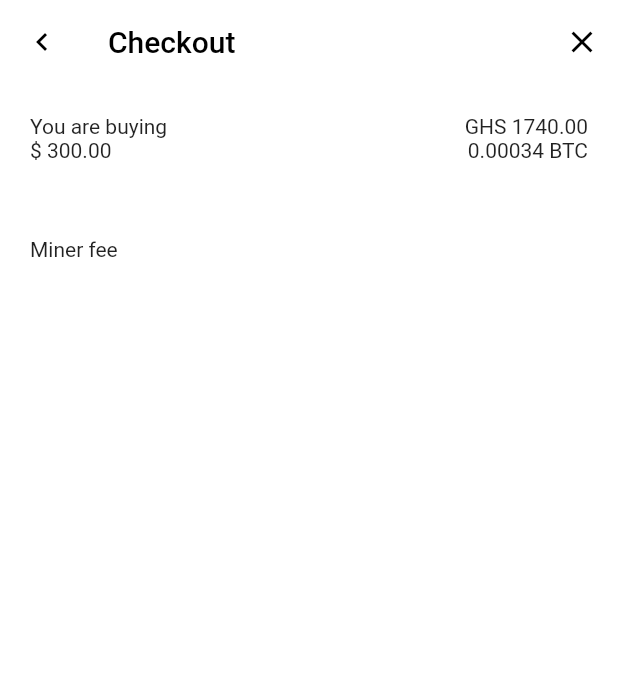
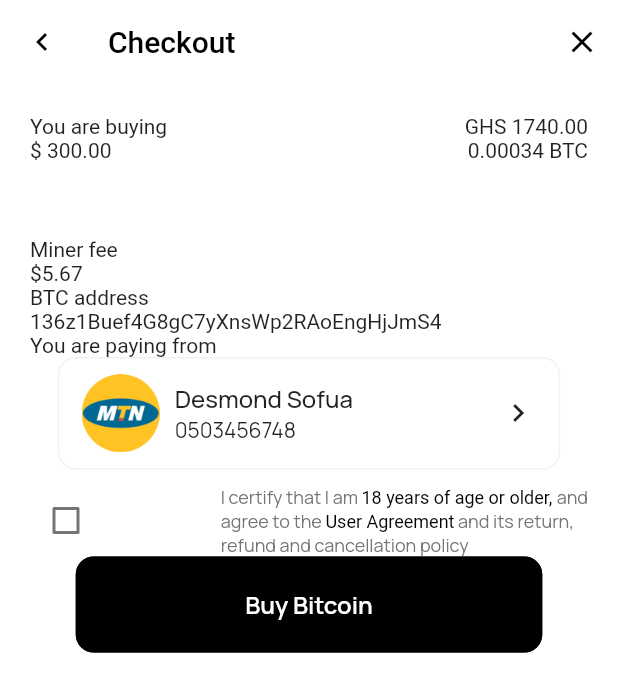
Before and after one commit to simplecoins/simplecoins_mobile_front, a Flutter app: the screen it shows after launch, on a phone screen of 412 x 824 dp. Shown: the top 692 px of the screen. Run offline on Flutter 3.47's test engine with Material 2 defaults, Android fonts, the phone set to English and light mode, and no system bars.

Commit message:
'Summary' page constructed

```diff
--- a/lib/enum/constants.dart
+++ b/lib/enum/constants.dart
@@ -1,2 +1,3 @@
 String cryptoType = '';
 bool isVisible = false;
+bool isChecked = false;
--- a/lib/screens/summary/summary.dart
+++ b/lib/screens/summary/summary.dart
@@ -1,4 +1,7 @@
 import 'package:flutter/material.dart';
+import 'package:simplecoins_0/components/button.dart';
+import 'package:simplecoins_0/components/savednumber.dart';
+import 'package:simplecoins_0/enum/constants.dart';
 
 class Summary extends StatefulWidget {
   @override
@@ -42,26 +45,12 @@ class _SummaryState extends State<Summary> {
               children: [
                 Column(
                   crossAxisAlignment: CrossAxisAlignment.start,
-                  children: [
-                    Text(
-                      'You are buying'
-                    ),
-                    Text(
-                      '\$ 300.00'
-                    )
-                  ],
+                  children: [Text('You are buying'), Text('\$ 300.00')],
                 ),
                 Spacer(),
                 Column(
                   crossAxisAlignment: CrossAxisAlignment.end,
-                  children: [
-                    Text(
-                      'GHS 1740.00'
-                    ),
-                    Text(
-                      '0.00034 BTC'
-                    )
-                  ],
+                  children: [Text('GHS 1740.00'), Text('0.00034 BTC')],
                 )
               ],
             ),
@@ -70,11 +59,72 @@ class _SummaryState extends State<Summary> {
             ),
             Row(
               crossAxisAlignment: CrossAxisAlignment.start,
+              children: [Text('Miner fee')],
+            ),
+            Row(
+              crossAxisAlignment: CrossAxisAlignment.start,
+              children: [Text('\$5.67')],
+            ),
+            Row(
+              crossAxisAlignment: CrossAxisAlignment.start,
+              children: [Text('BTC address')],
+            ),
+            Row(
+              crossAxisAlignment: CrossAxisAlignment.start,
+              children: [Text('136z1Buef4G8gC7yXnsWp2RAoEngHjJmS4')],
+            ),
+            Row(
+              crossAxisAlignment: CrossAxisAlignment.start,
+              children: [Text('You are paying from')],
+            ),
+            SavedNumber(
+              imgPath: 'assets/MoMo Networks/MTN.png',
+              numberText: '0503456748',
+              networkText: 'Desmond Sofua',
+              press: () {},
+            ),
+            Row(
+              mainAxisAlignment: MainAxisAlignment.spaceBetween,
               children: [
-                Text(
-                  'Miner fee'
+                Checkbox(
+                  activeColor: Colors.black,
+                  value: isChecked,
+                  onChanged: (value) {
+                    setState(() {
+                      isChecked = !isChecked;
+                    });
+                  },
+                ),
+                RichText(
+                  text: TextSpan(
+                    // Note: Styles for TextSpans must be explicitly defined.
+                    // Child text spans will inherit styles from parent
+                    style: TextStyle(
+                      fontSize: 12.0,
+                      fontFamily: 'Manrope',
+                      fontWeight: FontWeight.w400,
+                      color: Color(0xFF757575),
+                    ),
+                    children: <TextSpan>[
+                      TextSpan(text: 'I certify that I am '),
+                      TextSpan(
+                          text: '18 years of age or older, ',
+                          style: TextStyle(color: Colors.black, fontSize: 12)),
+                      TextSpan(text: 'and'),
+                      TextSpan(text: '\nagree to the '),
+                      TextSpan(
+                          text: 'User Agreement',
+                          style: TextStyle(color: Colors.black, fontSize: 12)),
+                      TextSpan(text: ' and its return, '),
+                      TextSpan(text: '\nrefund and cancellation policy'),
+                    ],
+                  ),
                 )
               ],
+            ),
+            DefaultButton(
+              text: 'Buy Bitcoin',
+              press: () {},
             )
           ],
         ),
```
